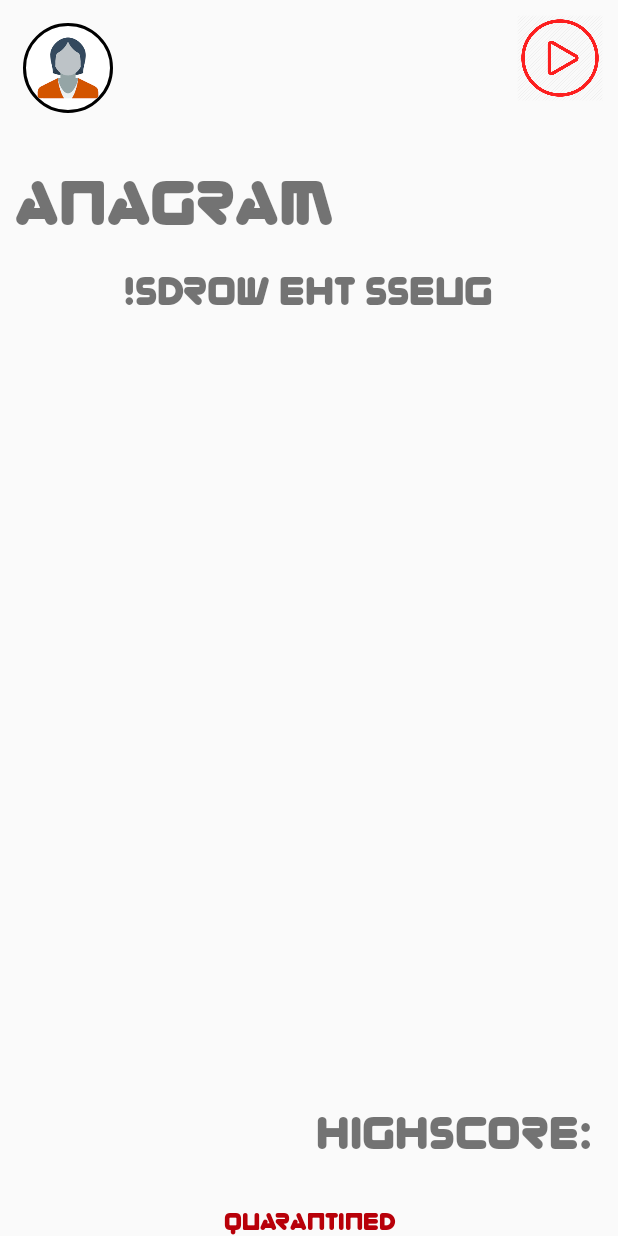
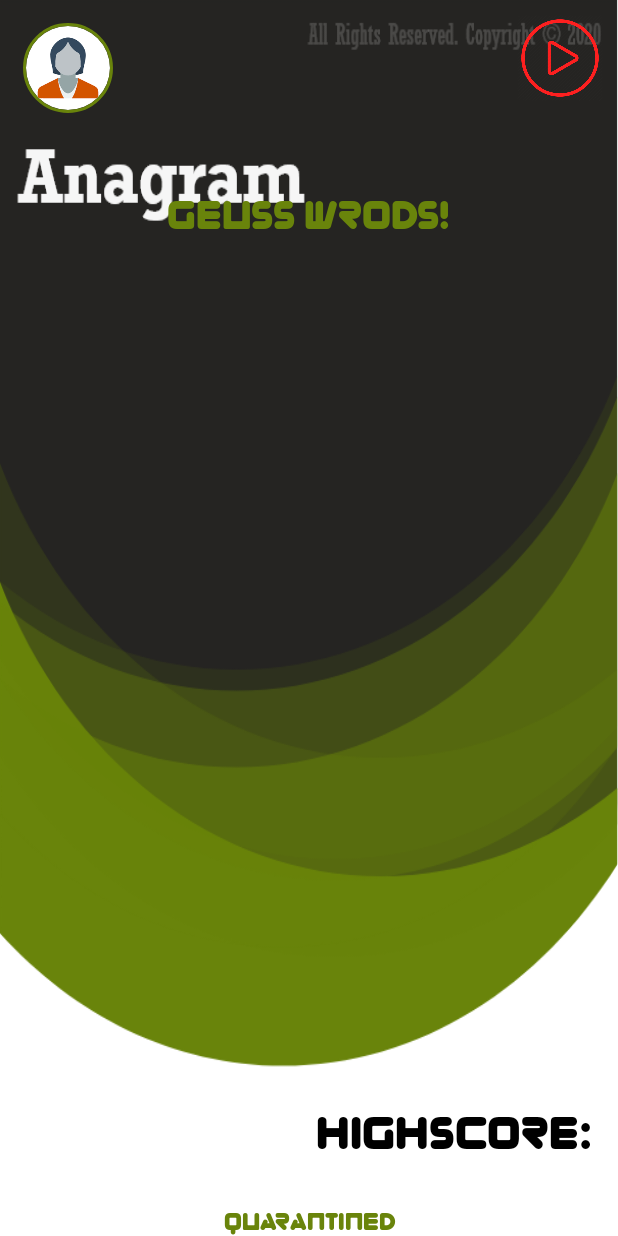
Before and after one commit to ImRohitSingh/Freegrounds, an Android app: the layout activity_find_anagram.xml on its own in the app's theme, with its tools: preview values and no code run, on a phone screen of 412 x 824 dp. Run offline under Robolectric (Android 15) with nearby library versions, the light colour scheme and no system bars.

Commit message:
Changed Anagram UI

```diff
--- a/app/src/main/res/layout/activity_find_anagram.xml
+++ b/app/src/main/res/layout/activity_find_anagram.xml
@@ -7,6 +7,7 @@
     android:layout_weight="1"
     android:gravity="center_horizontal|center_vertical"
     android:orientation="vertical"
+    android:background="@drawable/anagrambackground"
     tools:context=".anagram.FindAnagram">
 
     <RelativeLayout
@@ -28,7 +29,7 @@
                 android:scaleType="centerCrop"
                 android:src="@drawable/appuser"
                 app:civ_border_width="2dp"
-                app:civ_border_color="#FF000000"/>
+                app:civ_border_color="@color/bottlegreen"/>
 
         </LinearLayout>
 
@@ -38,13 +39,6 @@
             android:orientation="vertical"
             android:layout_marginTop="100dp"
             android:padding="10dp">
-
-            <TextView
-                android:layout_width="match_parent"
-                android:layout_height="wrap_content"
-                android:text="@string/radio_button_2"
-                android:textSize="42dp"
-                android:fontFamily="@font/zorque"></TextView>
 
             <ProgressBar
                 android:layout_width="match_parent"
@@ -69,7 +63,8 @@
             <TextView
                 android:layout_width="wrap_content"
                 android:layout_height="wrap_content"
-                android:text="!sdrow eht sseuG"
+                android:text="GEUSS WRODS!"
+                android:textColor="@color/bottlegreen"
                 android:id="@+id/clue"
                 android:textSize="26dp"
                 android:layout_marginTop="12dp"
@@ -172,7 +167,7 @@
                 android:layout_marginTop="15dp"
                 android:layout_width="60dp"
                 android:layout_height="60dp"
-                android:src="@drawable/sendicon"
+                android:src="@drawable/sendiconnew"
                 android:id="@+id/b_check"
                 android:visibility="gone"></ImageView>
 
@@ -188,6 +183,7 @@
             android:textSize="30dp"
             android:layout_marginBottom="50dp"
             android:layout_marginRight="10dp"
+            android:textColor="@color/black"
             android:id="@+id/highestScore"></TextView>
 
         <TextView
@@ -200,6 +196,7 @@
             android:layout_alignParentLeft="true"
             android:layout_marginBottom="10dp"
             android:layout_marginLeft="10dp"
+            android:textColor="@color/black"
             android:id="@+id/currentScore"></TextView>
 
         <TextView
@@ -212,7 +209,7 @@
             android:gravity="center_horizontal"
             android:text="@string/watermark"
             android:id="@+id/quarantined"
-            android:textColor="@color/red"
+            android:textColor="@color/bottlegreen"
             android:textSize="@dimen/watermark_size" />
 
     </RelativeLayout>
--- a/app/src/main/res/values/colors.xml
+++ b/app/src/main/res/values/colors.xml
@@ -11,5 +11,6 @@
     <color name="redfocus">#d8232f</color>
     <color name="gray">#A9A9A9</color>
     <color name="green">#006400</color>
+    <color name="bottlegreen">#69840B</color>
 
 </resources>
```
Also changed, not shown: app/src/main/res/drawable-hdpi/anagrambackground.png (added), app/src/main/res/drawable-ldpi/anagrambackground.png (added), app/src/main/res/drawable-mdpi/anagrambackground.png (added), app/src/main/res/drawable-v24/sendicon2.png (added), app/src/main/res/drawable-v24/sendiconnew.png (added), app/src/main/res/drawable-xhdpi/anagrambackground.png (added), app/src/main/res/drawable-xxhdpi/anagrambackground.png (added), app/src/main/res/drawable-xxxhdpi/anagrambackground.png (added).
